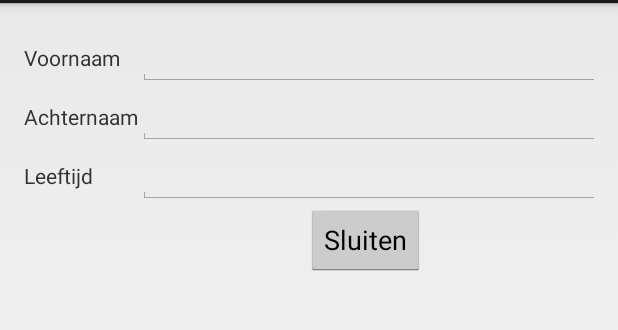
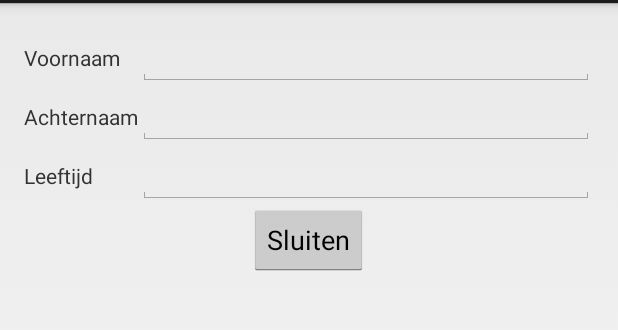
Before and after one commit to alexandermatheussen/userinterfaces2, an Android app: the GridLayoutActivity screen opened directly, with no data from a screen before it, on a phone screen of 412 x 824 dp, the part 69-399 px from its top. Run offline under Robolectric (Android 15) with nearby library versions, the phone set to English and light mode, and no system bars.

Commit message:
Fixed width of cells in GridLayout.

```diff
--- a/Layouts/app/src/main/res/layout/activity_grid_layout.xml
+++ b/Layouts/app/src/main/res/layout/activity_grid_layout.xml
@@ -21,12 +21,13 @@
 
     <EditText
             android:id="@id/first_name_input"
-            android:layout_width="match_parent"
+            android:layout_width="wrap_content"
             android:layout_height="wrap_content"
             android:inputType="text"
             android:maxLines="1"
             android:layout_row="0"
-            android:layout_column="1"/>
+            android:layout_column="1"
+            android:layout_gravity="fill_horizontal"/>
 
     <TextView
             android:id="@+id/last_name_label"
@@ -39,12 +40,13 @@
 
     <EditText
             android:id="@id/last_name_input"
-            android:layout_width="match_parent"
+            android:layout_width="wrap_content"
             android:layout_height="wrap_content"
             android:inputType="text"
             android:maxLines="1"
             android:layout_row="1"
-            android:layout_column="1"/>
+            android:layout_column="1"
+            android:layout_gravity="fill_horizontal"/>
 
     <TextView
             android:id="@+id/age_label"
@@ -57,12 +59,13 @@
 
     <EditText
             android:id="@id/age_input"
-            android:layout_width="match_parent"
+            android:layout_width="wrap_content"
             android:layout_height="wrap_content"
             android:inputType="number"
             android:maxLines="1"
             android:layout_row="2"
-            android:layout_column="1"/>
+            android:layout_column="1"
+            android:layout_gravity="fill_horizontal"/>
 
     <Button
             android:layout_width="wrap_content"
```
